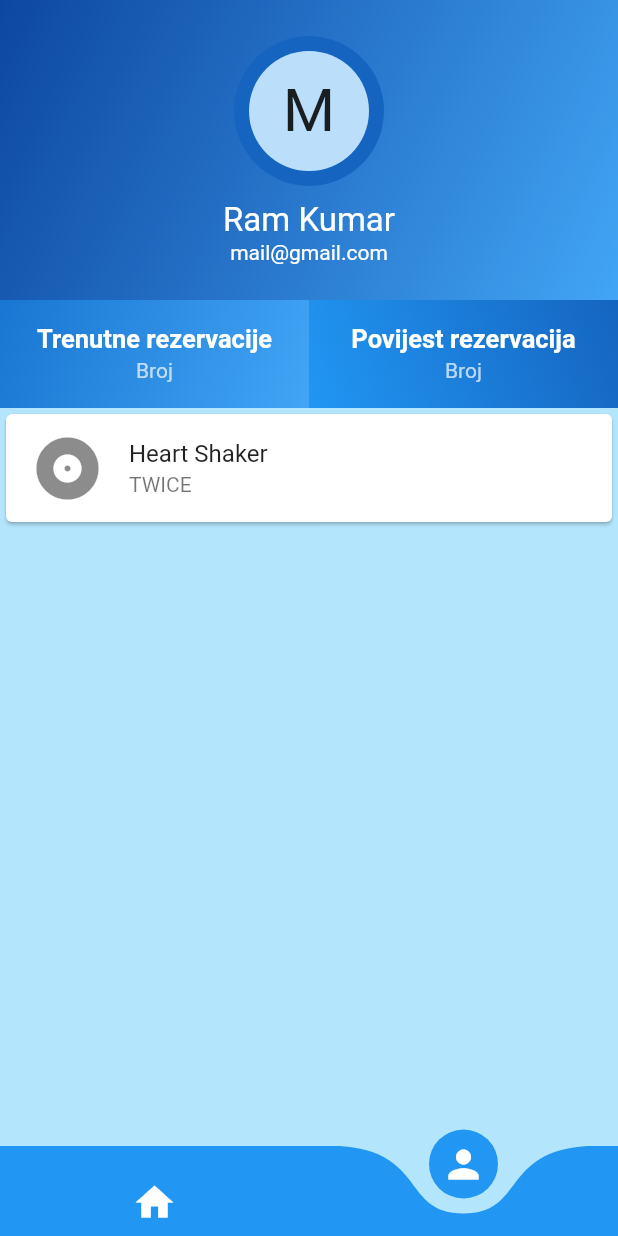
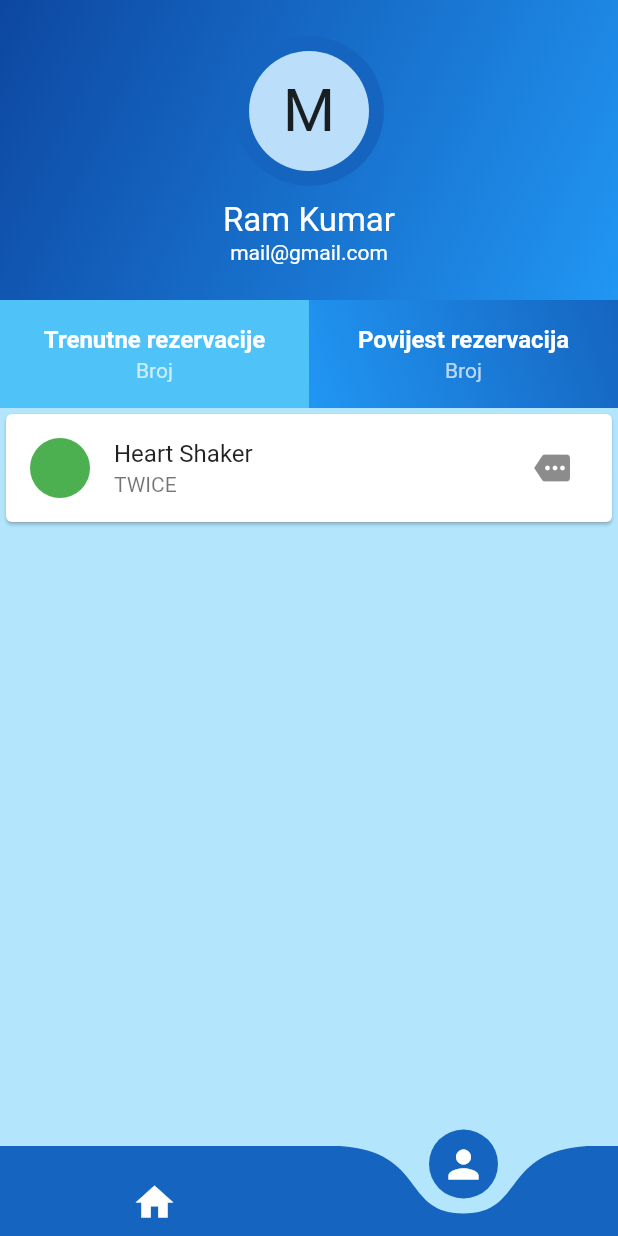
Before and after one commit to Majaa2/sum_parking, a Flutter app: the MainPage screen opened directly, on a phone screen of 412 x 824 dp. Run offline on Flutter 3.47's test engine with Material 2 defaults, Android fonts, the phone set to English and light mode, and no system bars; drawn by our look-alikes of curved_navigation_bar; our stand-ins replace carousel_slider, shared_preferences; accounts and stored records are empty.

Commit message:
Profile screen adjustments

```diff
--- a/lib/main.dart
+++ b/lib/main.dart
@@ -3,6 +3,7 @@ import 'dart:convert';
 import 'package:flutter/material.dart';
 import 'package:flutter/services.dart';
 import 'package:http/http.dart' as http;
+import 'package:sum_parking/pages/parking_information.dart';
 import 'package:sum_parking/pages/registration.dart';
 import 'pages/login_page.dart';
 import 'package:shared_preferences/shared_preferences.dart';
@@ -23,7 +24,8 @@ class MyApp extends StatelessWidget {
         scaffoldBackgroundColor: Colors.lightBlue[100],
       ),
       routes: {
-        Registration.routeName : (ctx)=> Registration()
+        Registration.routeName : (ctx)=> Registration(),
+        ParkingInformation.routeName : (ctx)=> ParkingInformation()
       },
     );
   }
--- a/lib/pages/main_page.dart
+++ b/lib/pages/main_page.dart
@@ -5,6 +5,8 @@ import 'package:curved_navigation_bar/curved_navigation_bar.dart';
 import 'login_page.dart';
 import './home.dart';
 import './profile.dart';
+import 'parking_information.dart';
+import 'profile.dart';
 
 class MainPage extends StatefulWidget {
   @override
@@ -80,7 +82,7 @@ class _MainPageState extends State<MainPage> {
       bottomNavigationBar: CurvedNavigationBar(
         index: pageIndex,
         backgroundColor: Colors.transparent,
-        color: Colors.blue,
+        color: Colors.blue[800],
         key: _bottomNavigationKey,
         height: 60.0,
         items: <Widget>[
--- a/lib/pages/profile.dart
+++ b/lib/pages/profile.dart
@@ -1,6 +1,8 @@
 import 'package:flutter/material.dart';
+import 'package:sum_parking/pages/parking_information.dart';
 import '../widgets/cover_image.dart';
 import '../widgets/profile_photo.dart';
+import 'parking_information.dart';
 
 class Profile extends StatefulWidget {
   @override
@@ -21,7 +23,7 @@ class _ProfileState extends State<Profile> {
                 gradient: LinearGradient(
                     begin: Alignment.topLeft,
                     end: Alignment.bottomRight,
-                    colors: [Colors.blue[900], Colors.blue[400]])),
+                    colors: [Colors.blue[900], Colors.blue[500]])),
             child: Column(
               mainAxisAlignment: MainAxisAlignment.center,
               crossAxisAlignment: CrossAxisAlignment.center,
@@ -60,17 +62,12 @@ class _ProfileState extends State<Profile> {
               children: <Widget>[
                 Expanded(
                   child: Container(
-                    decoration: BoxDecoration(
-                        gradient: LinearGradient(
-                            begin: Alignment.topLeft,
-                            end: Alignment.bottomRight,
-                            colors: [
-                          Colors.blue[700],
-                          Colors.blue[400],
-                        ])),
+                    color: Colors.lightBlue[300],
                     child: ListTile(
                       onTap: (){
+                        setState(() {
                         items = 'reservationsNow';
+                        });
                       },
                       title: Text(
                         "Trenutne rezervacije",
@@ -78,7 +75,7 @@ class _ProfileState extends State<Profile> {
                         style: TextStyle(
                             color: Colors.white,
                             fontWeight: FontWeight.bold,
-                            fontSize: 17.0),
+                            fontSize: 16.0),
                       ),
                       subtitle: Text(
                         "Broj",
@@ -97,7 +94,9 @@ class _ProfileState extends State<Profile> {
                             colors: [Colors.blue[500], Colors.blue[800]])),
                     child: ListTile(
                       onTap: (){
+                        setState(() {
                         items = 'reservationsOld';
+                        });
                       },
                       title: Text(
                         "Povijest rezervacija",
@@ -105,7 +104,7 @@ class _ProfileState extends State<Profile> {
                         style: TextStyle(
                             color: Colors.white,
                             fontWeight: FontWeight.bold,
-                            fontSize: 17.0),
+                            fontSize: 16.0),
                       ),
                       subtitle: Text(
                         "Broj",
@@ -132,10 +131,18 @@ class _ProfileState extends State<Profile> {
         child: Column(
           mainAxisSize: MainAxisSize.min,
           children: <Widget>[
-            const ListTile(
-              leading: Icon(Icons.album, size: 50),
+            ListTile(
+              leading: CircleAvatar(
+                backgroundColor: Colors.green,
+                ),
               title: Text('Heart Shaker'),
               subtitle: Text('TWICE'),
+              trailing: IconButton(
+                icon: Icon(Icons.more),
+                onPressed:() {
+                  Navigator.of(context).pushNamed(ParkingInformation.routeName);
+                }
+              )
             ),
           ],
         ),
@@ -150,7 +157,9 @@ class _ProfileState extends State<Profile> {
           mainAxisSize: MainAxisSize.min,
           children: <Widget>[
             const ListTile(
-              leading: Icon(Icons.album, size: 50),
+              leading: CircleAvatar(
+                backgroundColor: Colors.green,
+                ),
               title: Text('Majaa'),
               subtitle: Text('Mala'),
             ),
```
Also changed, not shown: lib/pages/parking_information.dart (added, +12 -0 lines).
